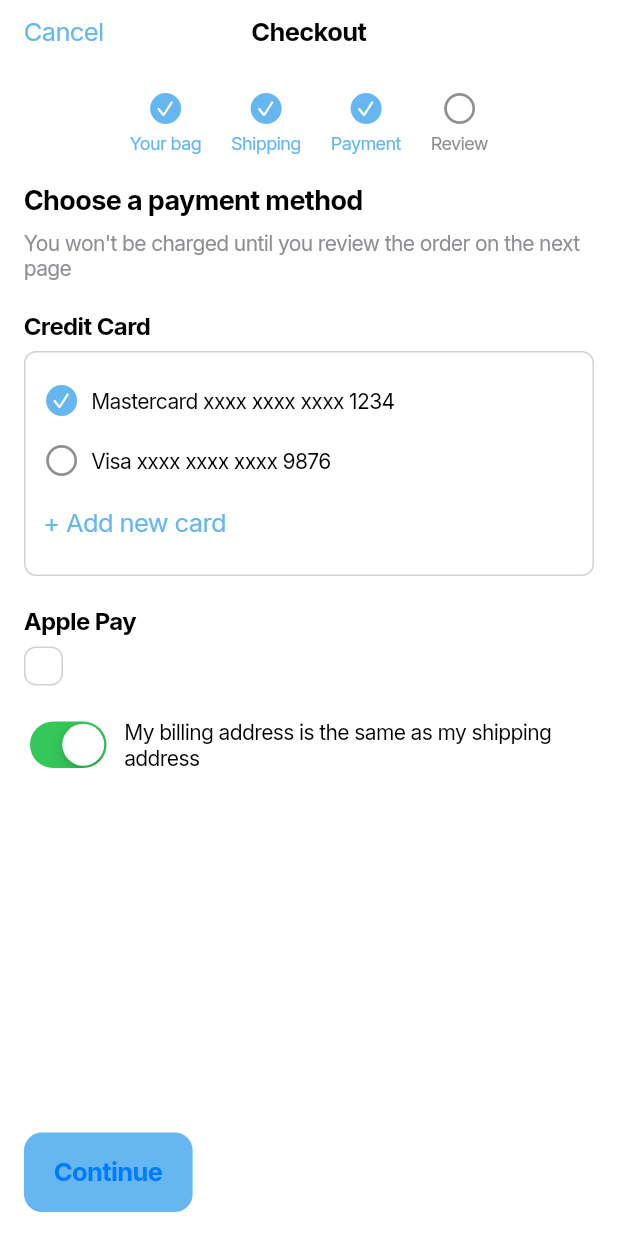
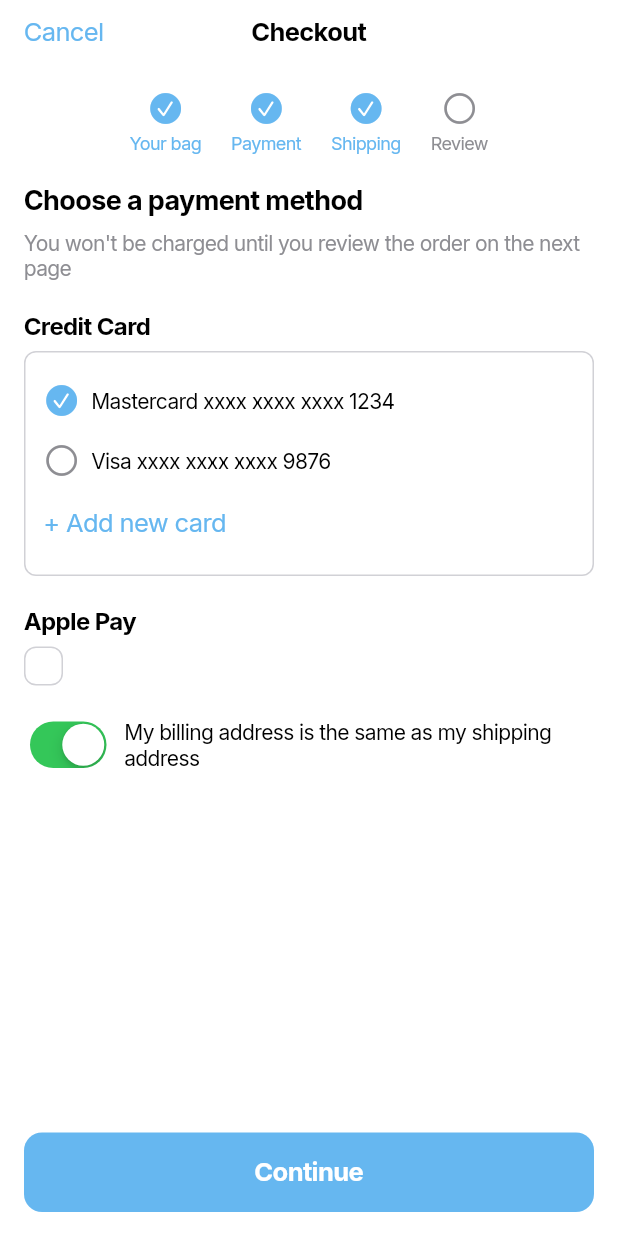
Before and after one commit to ISIS-3510-G24/Flutter, a Flutter app: the PaymentScreen screen opened directly, on a phone screen of 412 x 824 dp. Run offline on Flutter 3.47's test engine with Material 3 defaults, Android fonts, the light colour scheme and no system bars; our stand-ins replace cloud_firestore, firebase_analytics, firebase_auth, firebase_core, firebase_crashlytics, flutter_svg and 2 more; missing offline and left inert: firebase_performance, mobile_scanner; accounts and stored records are empty.

Commit message:
payment screen finished

```diff
--- a/unimarket/lib/screens/payment/payment_screen.dart
+++ b/unimarket/lib/screens/payment/payment_screen.dart
@@ -34,11 +34,11 @@ class PaymentScreen extends StatelessWidget {
                 mainAxisAlignment: MainAxisAlignment.center,
                 children: [
                   _buildStepIndicator("Your bag", true),
-                  const SizedBox(width: 20), // Añade espacio entre los iconos
+                  const SizedBox(width: 20),
+                  _buildStepIndicator("Payment", true, active: true),
+                  const SizedBox(width: 20),
                   _buildStepIndicator("Shipping", true),
-                  const SizedBox(width: 20), // Añade espacio entre los iconos
-                  _buildStepIndicator("Payment", true, active: true),
-                  const SizedBox(width: 20), // Añade espacio entre los iconos
+                  const SizedBox(width: 20),
                   _buildStepIndicator("Review", false),
                 ],
               ),
@@ -61,16 +61,24 @@ class PaymentScreen extends StatelessWidget {
               const SizedBox(height: 20),
               _buildPaymentMethodSection(),
               const Spacer(),
-              CupertinoButton(
+              Center(
+                child: SizedBox(
+                  width: double.infinity, // Ancho completo
+                  child: CupertinoButton(
                     color: AppColors.primaryBlue,
                     borderRadius: BorderRadius.circular(12),
                     child: Text(
                       "Continue",
-                  style: GoogleFonts.inter(fontWeight: FontWeight.bold),
+                      style: GoogleFonts.inter(
+                        fontWeight: FontWeight.bold,
+                        color: CupertinoColors.white,
+                      ),
                     ),
                     onPressed: () {
                       // Navegar a la siguiente pantalla de revisión
                     },
+                  ),
+                ),
               ),
             ],
           ),
```
Lines whose indentation alone changed are shown as unchanged.
